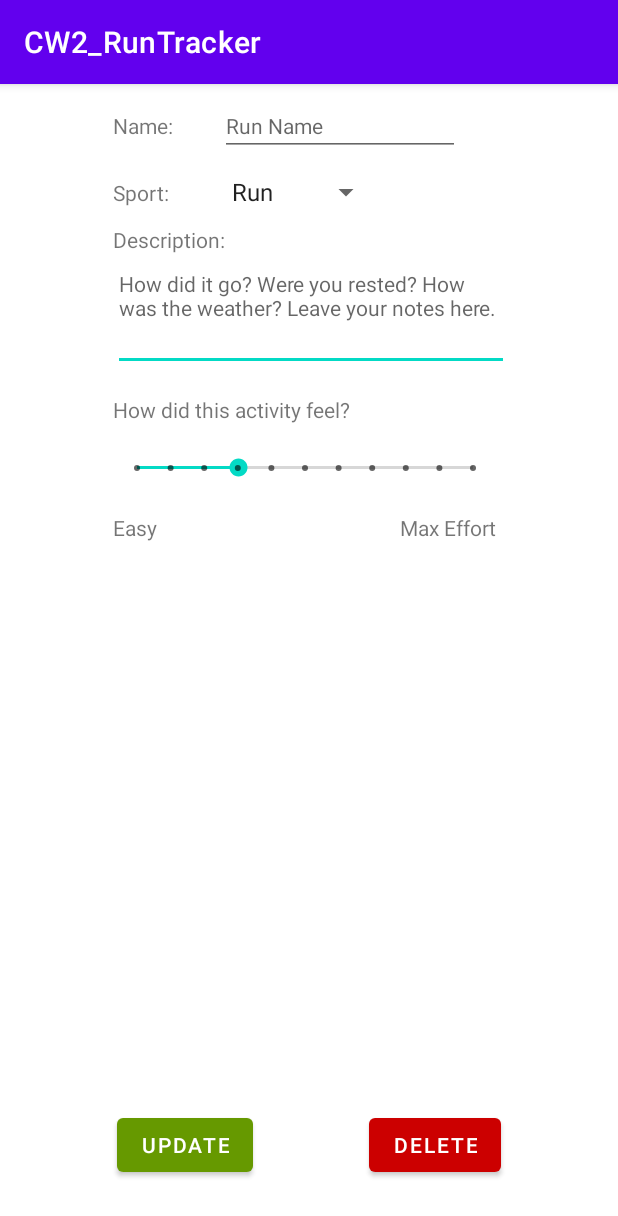
After one commit to danielmusselwhite/g53mdp_CW2, an Android app: the EditSavedRunActivity screen opened directly, with no data from a screen before it, on a phone screen of 412 x 824 dp. The commit adds this screen. Shown: the top 1216 px of the screen. Run offline under Robolectric (Android 15) with nearby library versions, the phone set to English and light mode, and no system bars; 1 statement that could not run was skipped.

Commit message:
Created layout file for the editSavedRun activity

```diff
--- a/app/src/main/AndroidManifest.xml
+++ b/app/src/main/AndroidManifest.xml
@@ -29,7 +29,8 @@
         android:roundIcon="@mipmap/ic_launcher_round"
         android:supportsRtl="true"
         android:theme="@style/Theme.CW2_RunTracker">
-        <activity android:name=".Activities.savedRunsActivity.viewSavedRunActivity.ViewSavedRunActivity"></activity>
+        <activity android:name=".Activities.savedRunsActivity.viewSavedRunActivity.editSavedRunActivity.EditSavedRunActivity"></activity>
+        <activity android:name=".Activities.savedRunsActivity.viewSavedRunActivity.ViewSavedRunActivity" />
         <!--
              The API key for Google Maps-based APIs is defined as a string resource.
              (See the file "res/values/google_maps_api.xml").
--- a/app/src/main/java/com/nottingham/psydm7/cw2_runtracker/Activities/savedRunsActivity/SavedRunsRecyclerViewAdapter.java
+++ b/app/src/main/java/com/nottingham/psydm7/cw2_runtracker/Activities/savedRunsActivity/SavedRunsRecyclerViewAdapter.java
@@ -23,8 +23,6 @@ import java.util.ArrayList;
 import java.util.List;
 
 public class SavedRunsRecyclerViewAdapter extends RecyclerView.Adapter<SavedRunsRecyclerViewAdapter.ViewHolder>{
-
-    public static final int VIEW_SAVEDRUN_ACTIVITY_REQUEST_CODE = 2;
 
     private List<SavedRun> data;
     private Context context;
@@ -113,7 +111,7 @@ public class SavedRunsRecyclerViewAdapter extends RecyclerView.Adapter<SavedRuns
             Intent intent = new Intent(context, ViewSavedRunActivity.class);
             intent.putExtras(bundle);
 
-            ((Activity) context).startActivityForResult(intent, VIEW_SAVEDRUN_ACTIVITY_REQUEST_CODE);
+            ((Activity) context).startActivity(intent);
         }
     }
     //endregion
--- a/app/src/main/java/com/nottingham/psydm7/cw2_runtracker/Activities/savedRunsActivity/viewSavedRunActivity/ViewSavedRunActivity.java
+++ b/app/src/main/java/com/nottingham/psydm7/cw2_runtracker/Activities/savedRunsActivity/viewSavedRunActivity/ViewSavedRunActivity.java
@@ -2,16 +2,26 @@ package com.nottingham.psydm7.cw2_runtracker.Activities.savedRunsActivity.viewSa
 
 import androidx.annotation.Nullable;
 import androidx.appcompat.app.AppCompatActivity;
+import androidx.core.app.ActivityCompat;
 import androidx.fragment.app.FragmentActivity;
 import androidx.lifecycle.LiveData;
 import androidx.lifecycle.Observer;
 
+import android.Manifest;
+import android.app.Activity;
+import android.content.Intent;
+import android.content.pm.PackageManager;
 import android.os.Bundle;
+import android.util.Log;
+import android.view.View;
 import android.widget.TextView;
 
 import com.google.android.gms.maps.model.LatLng;
+import com.nottingham.psydm7.cw2_runtracker.Activities.MainActivity;
+import com.nottingham.psydm7.cw2_runtracker.Activities.runningActivity.RunningActivity;
 import com.nottingham.psydm7.cw2_runtracker.Activities.savedRunsActivity.SavedRunsActivity;
 import com.nottingham.psydm7.cw2_runtracker.Activities.savedRunsActivity.SavedRunsRecyclerViewAdapter;
+import com.nottingham.psydm7.cw2_runtracker.Activities.savedRunsActivity.viewSavedRunActivity.editSavedRunActivity.EditSavedRunActivity;
 import com.nottingham.psydm7.cw2_runtracker.R;
 import com.nottingham.psydm7.cw2_runtracker.RoomDatabase.DAOs.SavedRunDAO;
 import com.nottingham.psydm7.cw2_runtracker.RoomDatabase.Entities.SavedRun;
@@ -103,4 +113,27 @@ public class ViewSavedRunActivity extends AppCompatActivity {
         });
         //endregion
     }
+
+    //region "inter-activity communication"
+    public void onButtonClick (View v) {
+
+        // generically handling button presses via id
+        switch (v.getId()) {
+
+            case R.id.editButton: {
+
+                Bundle bundle = new Bundle();
+                bundle.putLong("SavedRunID",savedRunID);
+                Intent intent = new Intent(ViewSavedRunActivity.this, EditSavedRunActivity.class);
+                intent.putExtras(bundle);
+
+                startActivity(intent);
+                break;
+            }
+
+        }
+
+    }
+
+    //endregion
 }
--- /dev/null
+++ b/app/src/main/java/com/nottingham/psydm7/cw2_runtracker/Activities/savedRunsActivity/viewSavedRunActivity/editSavedRunActivity/EditSavedRunActivity.java
@@ -0,0 +1,35 @@
+package com.nottingham.psydm7.cw2_runtracker.Activities.savedRunsActivity.viewSavedRunActivity.editSavedRunActivity;
+
+import androidx.appcompat.app.AppCompatActivity;
+
+import android.os.Bundle;
+import android.widget.ArrayAdapter;
+import android.widget.Spinner;
+
+import com.nottingham.psydm7.cw2_runtracker.R;
+
+public class EditSavedRunActivity extends AppCompatActivity {
+
+    long savedRunID;
+
+    @Override
+    protected void onCreate(Bundle savedInstanceState) {
+        super.onCreate(savedInstanceState);
+        setContentView(R.layout.activity_edit_saved_run);
+
+        //region "populating the spinner for sports"
+        Spinner spinner = (Spinner) findViewById(R.id.editRun_spinner_SportValue);
+        // Create an ArrayAdapter using the string array and a default spinner layout
+        ArrayAdapter<CharSequence> adapter = ArrayAdapter.createFromResource(this, R.array.sports_array, android.R.layout.simple_spinner_item);
+        // Specify the layout to use when the list of choices appears
+        adapter.setDropDownViewResource(android.R.layout.simple_spinner_dropdown_item);
+        // Apply the adapter to the spinner
+        spinner.setAdapter(adapter);
+        //endregion
+
+        //region "retrieving the bundle passed to this activity"
+        Bundle bundle = getIntent().getExtras();
+        savedRunID = bundle.getLong("SavedRunID");
+        //endregion
+    }
+}
--- /dev/null
+++ b/app/src/main/res/layout/activity_edit_saved_run.xml
@@ -0,0 +1,132 @@
+<?xml version="1.0" encoding="utf-8"?>
+<androidx.constraintlayout.widget.ConstraintLayout xmlns:android="http://schemas.android.com/apk/res/android"
+    xmlns:app="http://schemas.android.com/apk/res-auto"
+    xmlns:tools="http://schemas.android.com/tools"
+    android:layout_width="match_parent"
+    android:layout_height="match_parent"
+    tools:context=".Activities.savedRunsActivity.viewSavedRunActivity.editSavedRunActivity.EditSavedRunActivity">
+
+    <TextView
+        android:id="@+id/editRun_textView_Description"
+        android:layout_width="wrap_content"
+        android:layout_height="wrap_content"
+        android:layout_marginTop="12dp"
+        android:text="Description:"
+        app:layout_constraintStart_toStartOf="@+id/editRun_textView_Sport"
+        app:layout_constraintTop_toBottomOf="@+id/editRun_textView_Sport" />
+
+    <TextView
+        android:id="@+id/editRun_textView_feel"
+        android:layout_width="wrap_content"
+        android:layout_height="wrap_content"
+        android:layout_marginTop="16dp"
+        android:text="How did this activity feel?"
+        app:layout_constraintStart_toStartOf="@+id/editRun_editText_DescriptionValue"
+        app:layout_constraintTop_toBottomOf="@+id/editRun_editText_DescriptionValue" />
+
+    <TextView
+        android:id="@+id/editRun_textView_feelMaxEffort"
+        android:layout_width="wrap_content"
+        android:layout_height="wrap_content"
+        android:text="Max Effort"
+        app:layout_constraintEnd_toEndOf="@+id/editRun_seekBar_FeelValue"
+        app:layout_constraintTop_toBottomOf="@+id/editRun_seekBar_FeelValue" />
+
+    <TextView
+        android:id="@+id/editRun_textView_feelEasy2"
+        android:layout_width="wrap_content"
+        android:layout_height="wrap_content"
+        android:text="Easy"
+        app:layout_constraintStart_toStartOf="@+id/editRun_seekBar_FeelValue"
+        app:layout_constraintTop_toBottomOf="@+id/editRun_seekBar_FeelValue" />
+
+    <Button
+        android:id="@+id/editRun_button_update"
+        android:layout_width="wrap_content"
+        android:layout_height="wrap_content"
+        android:text="Update"
+        app:backgroundTint="@android:color/holo_green_dark"
+        app:layout_constraintBottom_toBottomOf="@+id/editRun_button_delete"
+        app:layout_constraintEnd_toStartOf="@+id/editRun_button_delete"
+        app:layout_constraintHorizontal_bias="0.5"
+        app:layout_constraintStart_toStartOf="parent" />
+
+    <Button
+        android:id="@+id/editRun_button_delete"
+        android:layout_width="wrap_content"
+        android:layout_height="wrap_content"
+        android:text="Delete"
+        app:backgroundTint="@android:color/holo_red_dark"
+        app:layout_constraintBottom_toBottomOf="parent"
+        app:layout_constraintEnd_toEndOf="parent"
+        app:layout_constraintHorizontal_bias="0.5"
+        app:layout_constraintStart_toEndOf="@+id/editRun_button_update"
+        app:layout_constraintTop_toBottomOf="@+id/editRun_seekBar_FeelValue"
+        app:layout_constraintVertical_bias="0.916" />
+
+    <TextView
+        android:id="@+id/editRun_textView_Name"
+        android:layout_width="wrap_content"
+        android:layout_height="wrap_content"
+        android:text="Name: "
+        app:layout_constraintBottom_toBottomOf="parent"
+        app:layout_constraintEnd_toEndOf="parent"
+        app:layout_constraintHorizontal_bias="0.204"
+        app:layout_constraintStart_toStartOf="parent"
+        app:layout_constraintTop_toTopOf="parent"
+        app:layout_constraintVertical_bias="0.024" />
+
+    <TextView
+        android:id="@+id/editRun_textView_Sport"
+        android:layout_width="wrap_content"
+        android:layout_height="wrap_content"
+        android:text="Sport: "
+        app:layout_constraintBottom_toBottomOf="@+id/editRun_spinner_SportValue"
+        app:layout_constraintStart_toStartOf="@+id/editRun_textView_Name"
+        app:layout_constraintTop_toTopOf="@+id/editRun_spinner_SportValue" />
+
+    <Spinner
+        android:id="@+id/editRun_spinner_SportValue"
+        android:layout_width="108dp"
+        android:layout_height="24dp"
+        android:layout_marginTop="12dp"
+        app:layout_constraintStart_toStartOf="@+id/editRun_editText_NameValue"
+        app:layout_constraintTop_toBottomOf="@+id/editRun_editText_NameValue" />
+
+    <SeekBar
+        android:id="@+id/editRun_seekBar_FeelValue"
+        style="@style/Widget.AppCompat.SeekBar.Discrete"
+        android:layout_width="256dp"
+        android:layout_height="59dp"
+        android:max="10"
+        android:progress="3"
+        app:layout_constraintStart_toStartOf="@+id/editRun_textView_feel"
+        app:layout_constraintTop_toBottomOf="@+id/editRun_textView_feel" />
+
+    <EditText
+        android:id="@+id/editRun_editText_DescriptionValue"
+        android:layout_width="264dp"
+        android:layout_height="78dp"
+        android:ems="10"
+        android:gravity="start|top"
+        android:hint="How did it go? Were you rested? How was the weather? Leave your notes here."
+        android:inputType="textMultiLine"
+        android:textSize="14sp"
+        app:layout_constraintStart_toStartOf="@+id/editRun_textView_Description"
+        app:layout_constraintTop_toBottomOf="@+id/editRun_textView_Description" />
+
+    <EditText
+        android:id="@+id/editRun_editText_NameValue"
+        android:layout_width="wrap_content"
+        android:layout_height="wrap_content"
+        android:layout_marginStart="28dp"
+        android:layout_marginLeft="28dp"
+        android:ems="10"
+        android:hint="Run Name"
+        android:inputType="textPersonName"
+        android:textSize="14sp"
+        app:layout_constraintBottom_toBottomOf="@+id/editRun_textView_Name"
+        app:layout_constraintStart_toEndOf="@+id/editRun_textView_Name"
+        app:layout_constraintTop_toTopOf="@+id/editRun_textView_Name" />
+
+</androidx.constraintlayout.widget.ConstraintLayout>
--- a/app/src/main/res/layout/activity_view_saved_run.xml
+++ b/app/src/main/res/layout/activity_view_saved_run.xml
@@ -112,6 +112,7 @@
         android:id="@+id/editButton"
         android:layout_width="wrap_content"
         android:layout_height="wrap_content"
+        android:onClick="onButtonClick"
         android:text="Edit"
         app:layout_constraintBottom_toBottomOf="@+id/viewRunTextViewDate"
         app:layout_constraintEnd_toEndOf="parent"
--- a/app/src/main/res/values/strings.xml
+++ b/app/src/main/res/values/strings.xml
@@ -16,4 +16,13 @@
     <string name="_0_km_h">0 km/h</string>
     <string name="name">Name</string>
     <string name="date">Date</string>
+
+    <string-array name="sports_array">
+        <item>Run</item>
+        <item>Jog</item>
+        <item>Walk</item>
+        <item>Cycle</item>
+        <item>Hike</item>
+        <item>Marathon</item>
+    </string-array>
 </resources>
```
